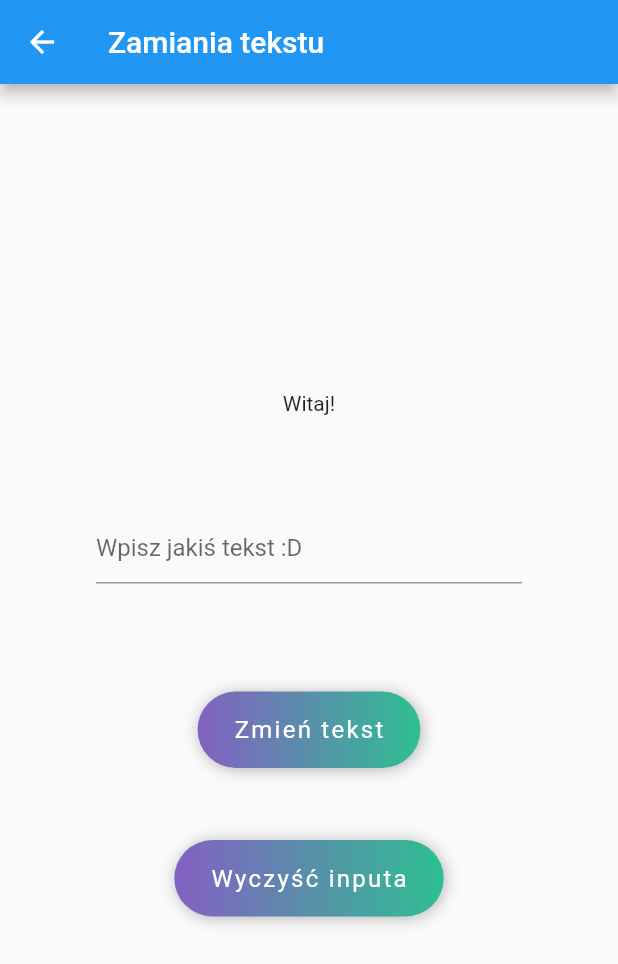
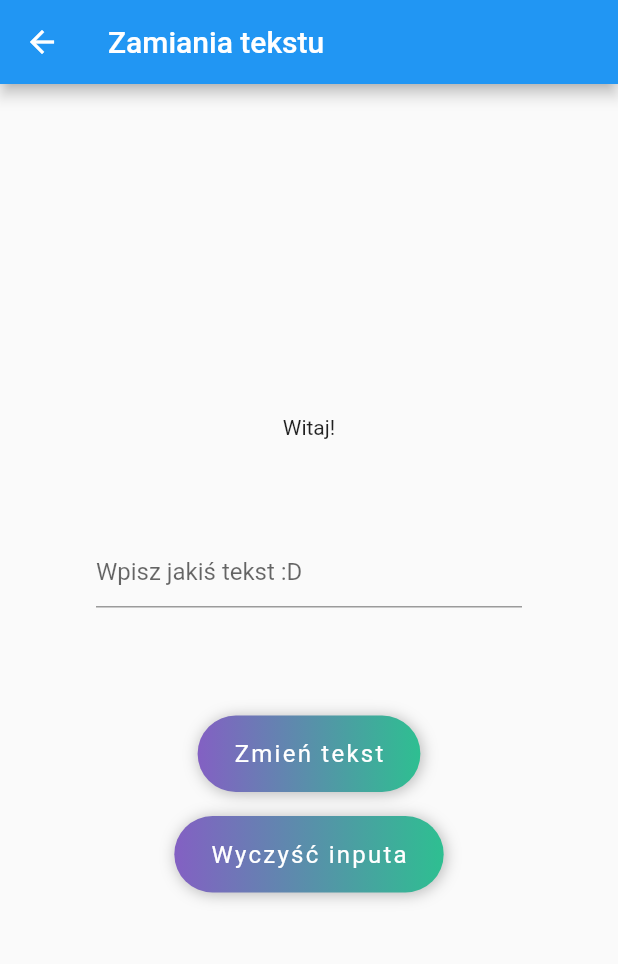
Before and after one commit to jlukas99/flutter-przyspieszony-kurs, a Flutter app: the NamePage screen opened by its route, on a phone screen of 412 x 824 dp. Shown: the top 964 px of the screen. Run offline on Flutter 3.47's test engine with Material 2 defaults, Android fonts, the phone set to English and light mode, and no system bars.

Commit message:
some changes

```diff
--- a/lib/pages/name.dart
+++ b/lib/pages/name.dart
@@ -24,7 +24,6 @@ class _NamePageState extends State<NamePage> {
             Text(tekst),
             input(),
             buttonOne(),
-            SizedBox(height: 32),
             buttonTwo(),
           ],
         ),
```
